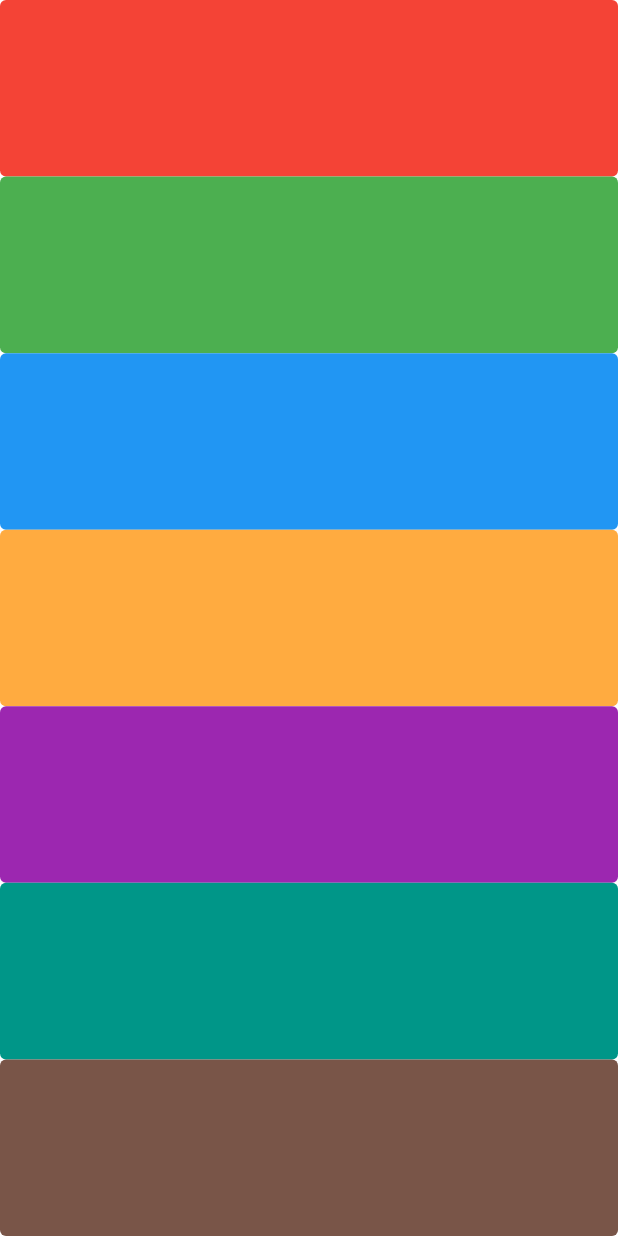
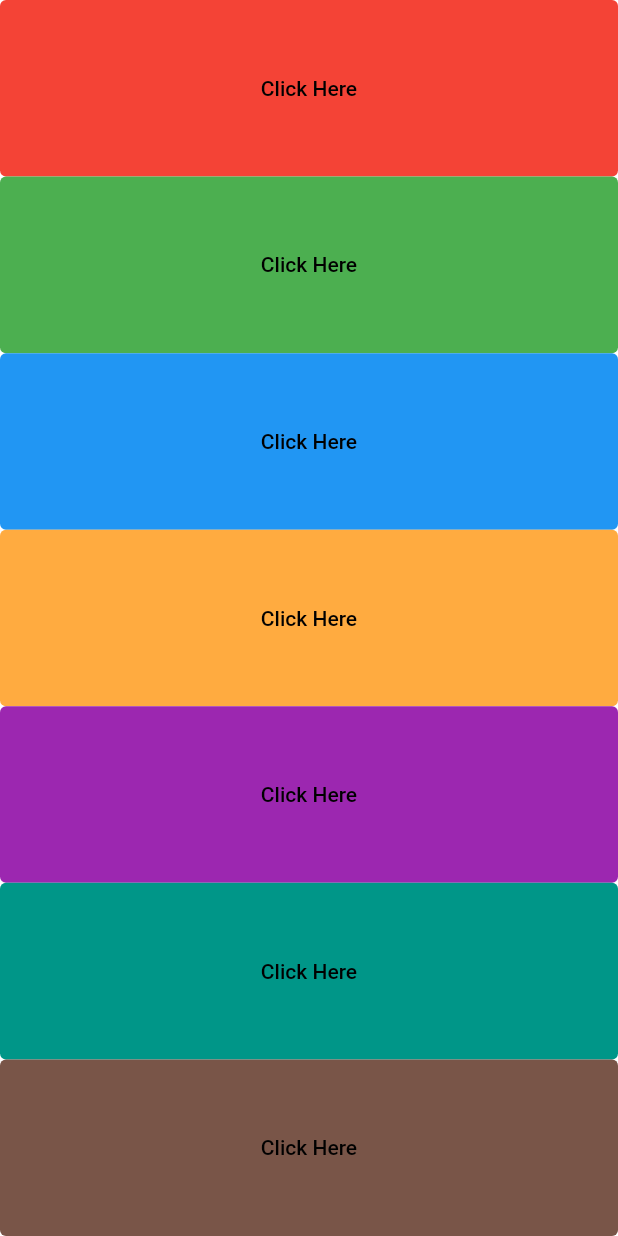
Before and after one commit to AayushPaigwar/Flutter-Xylophone, a Flutter app: the screen it shows after launch, on a phone screen of 412 x 824 dp. Run offline on Flutter 3.47's test engine with Material 2 defaults, Android fonts, the phone set to English and light mode, and no system bars; our stand-ins replace audioplayers.

Commit message:
Click here  button

```diff
--- a/lib/main.dart
+++ b/lib/main.dart
@@ -19,13 +19,14 @@ class XylophoneApp extends StatelessWidget {
   Expanded builtkey(Color color, int soundNumber) {
     return Expanded(
       child: TextButton(
+
         style: ButtonStyle(
           backgroundColor: MaterialStatePropertyAll(color),
         ),
         onPressed: () {
           playsound(soundNumber);
         },
-        child: Container(),
+        child: Container(child: Center(child: Text("Click Here",style: TextStyle(color :Colors.black))), width: double.infinity,),
       ),
     );
   }
```
